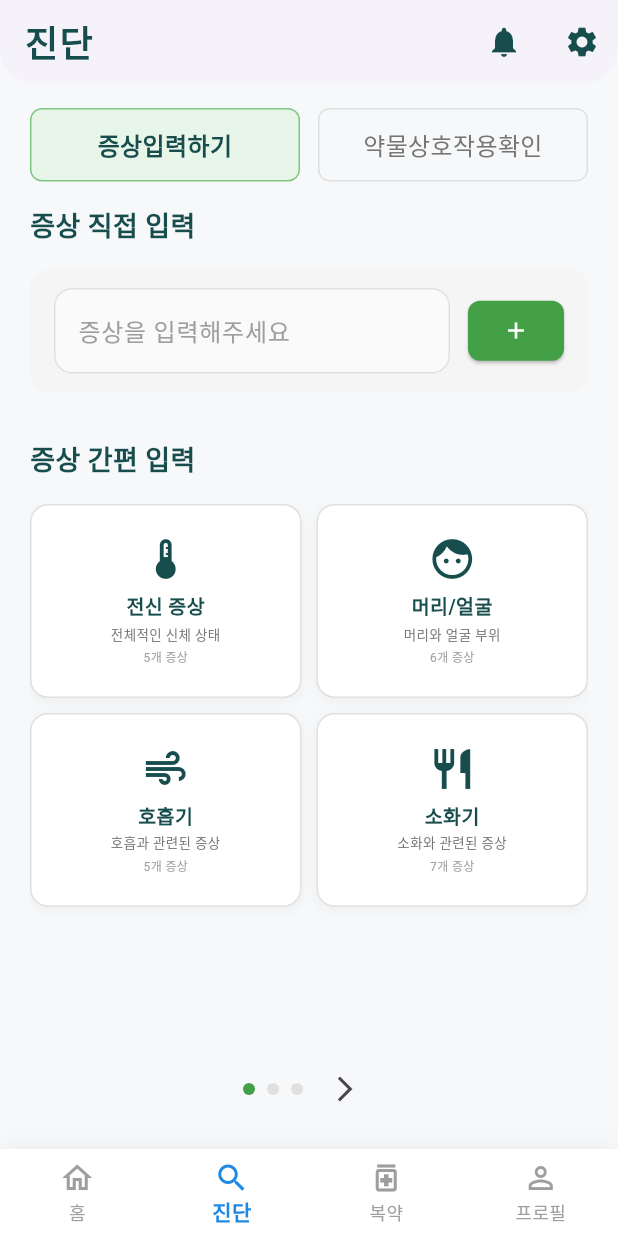
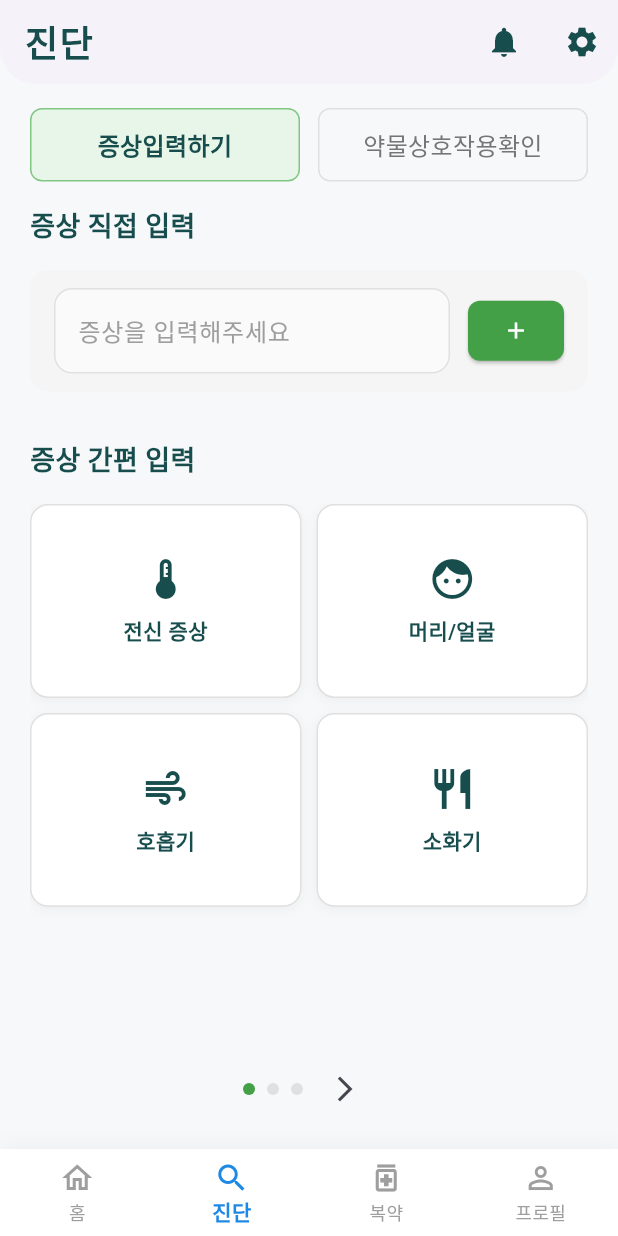
Before and after one commit to KICT2022/frontend, a Flutter app: the SearchScreen screen opened by its route, on a phone screen of 412 x 824 dp. Run offline on Flutter 3.47's test engine with Material 3 defaults, Android fonts, the phone set to English and light mode, and no system bars; our stand-ins replace go_router, shared_preferences; accounts and stored records are empty; Roboto replaces fonts that are missing (NotoSansKR).

Commit message:
검색 화면의 카테고리 카드 UI 수정: 카드 여백을 조정하고 텍스트 크기를 변경하여 가독성을 향상시킴. 불필요한 설명 및 증상 수 텍스트 제거로 UI 간소화.

```diff
--- a/lib/screens/search_screen.dart
+++ b/lib/screens/search_screen.dart
@@ -941,32 +941,15 @@ class _SearchScreenState extends State<SearchScreen> {
                             size: 32,
                             color: const Color(0xFF174D4D),
                           ),
-                          const SizedBox(height: 6),
+                          const SizedBox(height: 8),
                           Text(
                             category['title'],
                             style: const TextStyle(
-                              fontSize: 13,
+                              fontSize: 14,
                               fontWeight: FontWeight.bold,
                               color: Color(0xFF174D4D),
                             ),
                             textAlign: TextAlign.center,
-                          ),
-                          const SizedBox(height: 2),
-                          Text(
-                            category['description'],
-                            style: TextStyle(
-                              fontSize: 9,
-                              color: Colors.grey.shade600,
-                            ),
-                            textAlign: TextAlign.center,
-                          ),
-                          const SizedBox(height: 2),
-                          Text(
-                            '${category['symptoms'].length}개 증상',
-                            style: TextStyle(
-                              fontSize: 8,
-                              color: Colors.grey.shade500,
-                            ),
                           ),
                         ],
                       ),
```
